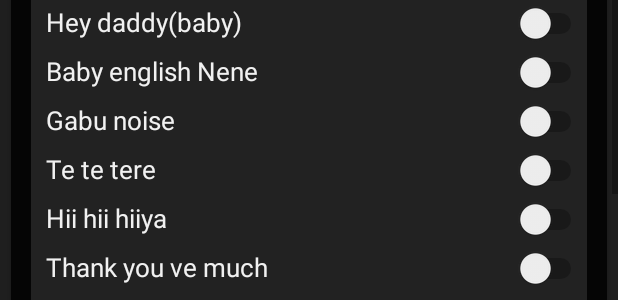
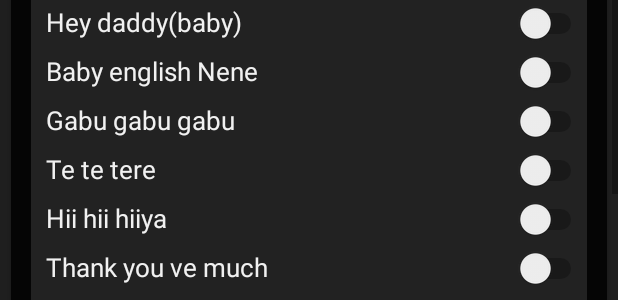
Before and after one commit to YuzuMin/Hololive-Gen5-Momosuzu-Nene-Noises, an Android app: the layout clicker_settings.xml on its own in the app's theme, with its tools: preview values and no code run, scrolled down 530 dp, on a phone screen of 412 x 824 dp. Shown: the part 535-835 px from the top of the screen. Run offline under Robolectric (Android 15) with nearby library versions, the phone set to English and light mode, and no system bars.

Commit message:
Update strings.xml

```diff
--- a/Stable/NeneNoises/app/src/main/res/values/strings.xml
+++ b/Stable/NeneNoises/app/src/main/res/values/strings.xml
@@ -10,7 +10,7 @@
     <string name="noise5_text">Mmmm</string>
     <string name="noise6_text">Hey daddy(baby)</string>
     <string name="noise7_text">Baby english Nene</string>
-    <string name="noise8_text">Gabu noise</string>
+    <string name="noise8_text">Gabu gabu gabu</string>
     <string name="noise9_text">Te te tere</string>
     <string name="noise10_text">Hii hii hiiya</string>
     <string name="noise11_text">Thank you ve much</string>
@@ -37,7 +37,7 @@
     <string name="noise32_text">Pineapple pizza</string>
     <string name="noise33_text">NOOOOOOOOOOOO!</string>
     <string name="noise34_text">No pineapple pizza</string>
-    <string name="noise35_text">Supper Nene Punch </string>
+    <string name="noise35_text">Super Nene Punch </string>
     <string name="noise36_text">Pui Pui Pui</string>
     <string name="noise37_text">Very very delicious</string>
     <string name="noise38_text">*Nene sneexe*</string>
```
